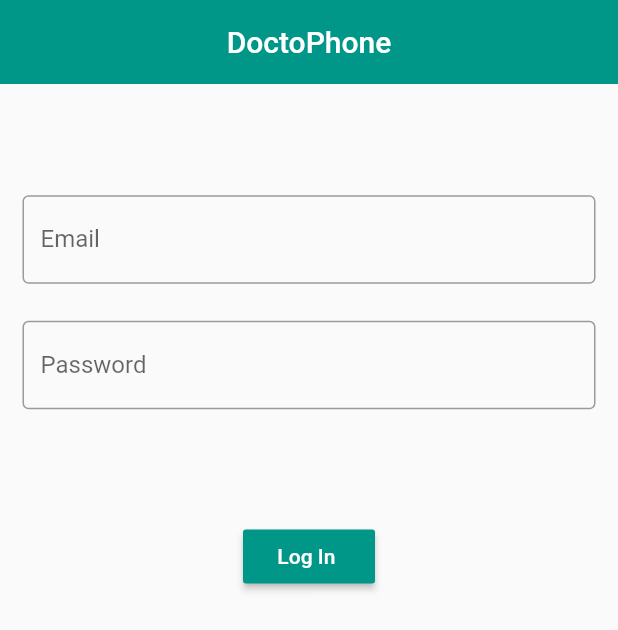
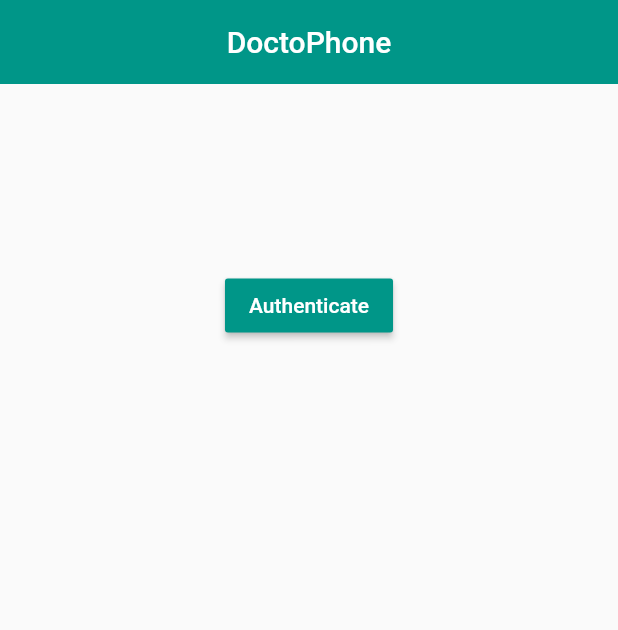
Before and after one commit to psgainz/doctophone, a Flutter app: the screen it shows after launch, on a phone screen of 412 x 824 dp. Shown: the top 630 px of the screen. Run offline on Flutter 3.47's test engine with Material 2 defaults, Android fonts, the phone set to English and light mode, and no system bars; our stand-ins replace dio, font_awesome_flutter, permission_handler, progress_dialog, speech_to_text; missing offline and left inert: flutter_local_auth_invisible, flutter_open_whatsapp, flutter_sms.

Commit message:
Final Commit

```diff
--- a/lib/Authentication/BlankVerificaton.dart
+++ b/lib/Authentication/BlankVerificaton.dart
@@ -9,6 +9,8 @@ import 'package:dio/dio.dart';
 import 'package:progress_dialog/progress_dialog.dart';
 import 'package:doctophone/Miscellaneous/AlertDialog.dart';
 import 'package:doctophone/Home.dart';
+import 'package:flutter/services.dart';
+import 'package:flutter_local_auth_invisible/flutter_local_auth_invisible.dart';
 
 class Login extends StatefulWidget {
   @override
@@ -17,10 +19,10 @@ class Login extends StatefulWidget {
 
 class _LoginState extends State<Login> {
 
-  TextEditingController _emailController;
-  TextEditingController _passwordController;
-
-  ProgressDialog pr;
+  final LocalAuthentication auth = LocalAuthentication();
+  bool _canCheckBiometrics;
+  List<BiometricType> _availableBiometrics;
+  String _authorized = 'Not Authorized';
 
   Future checkStoragePermissions() async {
    Map<PermissionGroup, PermissionStatus> permissions = await PermissionHandler()
@@ -34,24 +36,37 @@ class _LoginState extends State<Login> {
  void initState(){
    super.initState();
 
-   initialiseProgressBar();
-
-   _emailController = TextEditingController();
-   _passwordController = TextEditingController();
+   _authorized = 'Not Authorized';
 
    Future.microtask((){
      checkStoragePermissions();
    });
  }
 
- void initialiseProgressBar(){
-    pr = ProgressDialog(
-     context,
-     type: ProgressDialogType.Download,
-     isDismissible: false,
-     showLogs: false
-   );
- }
+ Future<void> _authenticate() async {
+    bool authenticated = false;
+    try {
+      authenticated = await auth.authenticateWithBiometrics(
+          localizedReason: 'Scan your fingerprint to authenticate',
+          useErrorDialogs: true,
+          stickyAuth: false);
+    } on PlatformException catch (e) {
+      print(e);
+    }
+    if (!mounted) return;
+
+    setState(() {
+      _authorized = authenticated ? 'Authorized' : 'Not Authorized';
+      if(_authorized == 'Authorized'){
+        Navigator.of(context).pushAndRemoveUntil(
+        MaterialPageRoute(
+          builder: (context)=>
+            Home()),
+        (Route<dynamic> route) => false);
+      }
+    });
+  }
+
 
   @override
   Widget build(BuildContext context) {
@@ -71,38 +86,7 @@ class _LoginState extends State<Login> {
               children: <Widget>[
                 SizedBox(
                   width: double.infinity,
-                  height: deviceHeight * 0.09,
-                ),
-                Padding(
-                  padding: const EdgeInsets.fromLTRB(15.0, 0, 15.0, 0),
-                  child: TextField(
-                    controller: _emailController,
-                    decoration: InputDecoration(
-                      border: OutlineInputBorder(),
-                      hintText: 'Enter Your Email',
-                      labelText: 'Email',
-                    ),
-                  ),
-                ),
-                SizedBox(
-                  width: double.infinity,
-                  height: deviceHeight * 0.03,
-                ),
-                Padding(
-                  padding: const EdgeInsets.fromLTRB(15.0, 0, 15.0, 0),
-                  child: TextField(
-                    controller: _passwordController,
-                    obscureText: true,
-                    decoration: InputDecoration(
-                      border: OutlineInputBorder(),
-                      hintText: 'Enter Your Password',
-                      labelText: 'Password',
-                    ),
-                  ),
-                ),
-                SizedBox(
-                  width: double.infinity,
-                  height: deviceHeight * 0.09,
+                  height: deviceHeight * 0.15,
                 ),
                 Center(
                   widthFactor: deviceWidth * 0.09,
@@ -110,83 +94,13 @@ class _LoginState extends State<Login> {
                     color: foreground,
                     textColor: background,
                     child: Text(
-                      'Log In '
+                      'Authenticate'
                     ),
-                    onPressed: () async {
-                      await signInWithEmailPassword(_emailController.text,_passwordController.text);
-                    }
+                    onPressed: _authenticate
                   ),
                 )
               ],
             ),
     );
   }
-
-  Future<FormData> formLoginData(String text1 ,String text2) async {
-    return FormData.fromMap({
-      "email": text1,
-      "password" : text2
-    });
-  }
-
-  Future<void> signInWithEmailPassword(String emailStr , String passwordStr) async {
-
-    var dio = Dio();
-
-    Response response;
-    var data = formLoginData(emailStr,passwordStr);
-
-    //var responseString = true;
-
-    try{
-    response = await dio.post(
-    //'https://test-flask-api-244617.appspot.com/login',
-    'https://8080-b8f85618-7482-44a5-a5d3-00259d889406.ws-ap01.gitpod.io/',
-    data: data,
-    //Send data with "application/x-www-form-urlencoded" format
-    options: Options(
-      contentType: Headers.formUrlEncodedContentType,
-    ),
-    onSendProgress: (sent , total){
-      if (total != -1) {
-        pr.update(
-          progress: (sent / total * 100).roundToDouble(),
-          message: 'Sending File : ' + ((sent / total * 100).toInt()).toStringAsFixed(0) + "%",
-        );
-        if(sent == total) print('Sent');
-      }
-    },
-    onReceiveProgress: (received , total){
-       if(total != -1) {
-          pr.update(
-            progress: (received / total * 100).roundToDouble(),
-            message: 'Receiving Data : ' + ((received / total * 100).toInt()).toStringAsFixed(0) + "%",
-          );
-          if(received == total) print('Received');
-        }
-    },
-  );
-  var responseString = json.encode(response.data);
-  print(responseString);
-  }
-  on DioError catch(e) {
-      print(e.response.data);
-      print(e.response.headers);
-      print(e.response.request);
-      await showAlertDialog(context,
-          alertTitle: 'Internet Connection Error',
-          alertText: 'Please check you internet connection & try again',
-          numberButtons: 1
-      );
-  }
-
-  if(responseString){
-      email = _emailController.text;
-      Navigator.of(context).pushAndRemoveUntil(
-        MaterialPageRoute(
-          builder: (context)=>
-            Home()),
-        (Route<dynamic> route) => false);
-    }
-  }
 }
--- a/lib/Authentication/SignOut.dart
+++ b/lib/Authentication/SignOut.dart
@@ -3,6 +3,6 @@ import 'package:doctophone/Miscellaneous/GlobalVariables.dart';
 
 Future<void> signOut() async {
 
-  email = '';
+  //email = '';
 
 }
--- a/lib/Miscellaneous/GlobalVariables.dart
+++ b/lib/Miscellaneous/GlobalVariables.dart
@@ -4,6 +4,7 @@ String warningButtonPressed = 'No';  //yes if yes button & no if no button & Ok
 
 //auth details
 String email = '';
+//String authorized = 'Not Authorized';
 
 //File details
 String directoryPath = '';
--- a/lib/Preview/SendPatient.dart
+++ b/lib/Preview/SendPatient.dart
@@ -43,7 +43,7 @@ Future sendPatient(BuildContext context, String name, String age , String gender
   try{
     response = await dio.post(
     //'https://test-flask-api-244617.appspot.com/pdf',
-    'https://8080-b8f85618-7482-44a5-a5d3-00259d889406.ws-ap01.gitpod.io/',
+    'https://8080-e4901d2e-80d6-4643-ace7-ef71be9018e0.ws-ap01.gitpod.io/pdf',
     data: data,
     //Send data with "application/x-www-form-urlencoded" format
     options: Options(
--- a/lib/SendFile/SendFile.dart
+++ b/lib/SendFile/SendFile.dart
@@ -36,7 +36,7 @@ Future sendTranscipt(BuildContext context, String transcript) async {
   try{
     response = await dio.post(
     //'https://test-flask-api-244617.appspot.com/',
-    'https://8080-b8f85618-7482-44a5-a5d3-00259d889406.ws-ap01.gitpod.io/',
+    'https://8080-e4901d2e-80d6-4643-ace7-ef71be9018e0.ws-ap01.gitpod.io/',
     data: data,
     //Send data with "application/x-www-form-urlencoded" format
     options: Options(
--- a/pubspec.yaml
+++ b/pubspec.yaml
@@ -32,6 +32,7 @@ dependencies:
   dio: ^3.0.8
   flutter_open_whatsapp: ^0.1.2
   flutter_sms: ^1.1.0
+  flutter_local_auth_invisible: ^0.4.0+3
 
 
 
```
Also changed, not shown: pubspec.lock, 1 other file.
